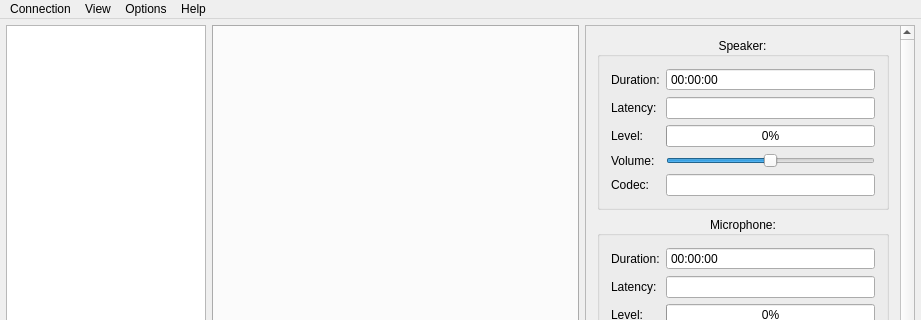
Before: the Qt Designer form ui/maingui.ui in tobiasschulz/call-qt, drawn with Qt 5; both pictures show x 0 to 921 and y 0 to 320 of the 921 by 571 pixel window.
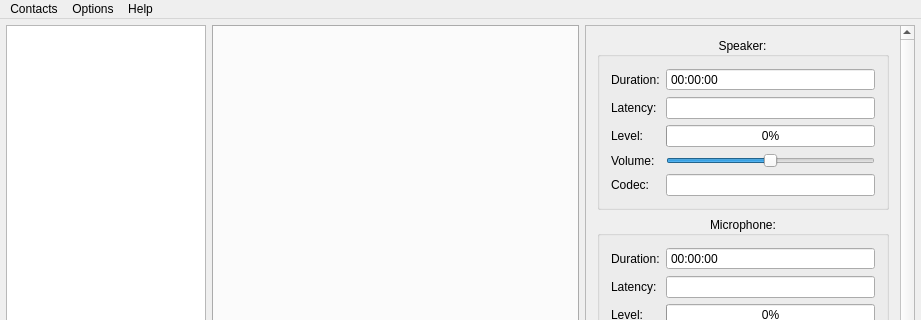
After: the same form once the commit is applied.

Diff of the .ui file:
```diff
--- a/ui/maingui.ui
+++ b/ui/maingui.ui
@@ -627,16 +627,12 @@
    </property>
    <widget class="QMenu" name="menuConnection">
     <property name="title">
-     <string>Connection</string>
+     <string>Contacts</string>
     </property>
     <addaction name="actionAddContact"/>
     <addaction name="actionReloadContacts"/>
-   </widget>
-   <widget class="QMenu" name="menuView">
-    <property name="title">
-     <string>View</string>
-    </property>
-    <addaction name="actionShowStats"/>
+    <addaction name="actionShowOfflineContacts"/>
+    <addaction name="actionShowConnections"/>
    </widget>
    <widget class="QMenu" name="menuOptions">
     <property name="title">
@@ -653,7 +649,6 @@
     <addaction name="actionAboutQt"/>
    </widget>
    <addaction name="menuConnection"/>
-   <addaction name="menuView"/>
    <addaction name="menuOptions"/>
    <addaction name="menuHelp"/>
   </widget>
```
Left out of the diff: 18 changed lines with no effect on the pictures.
